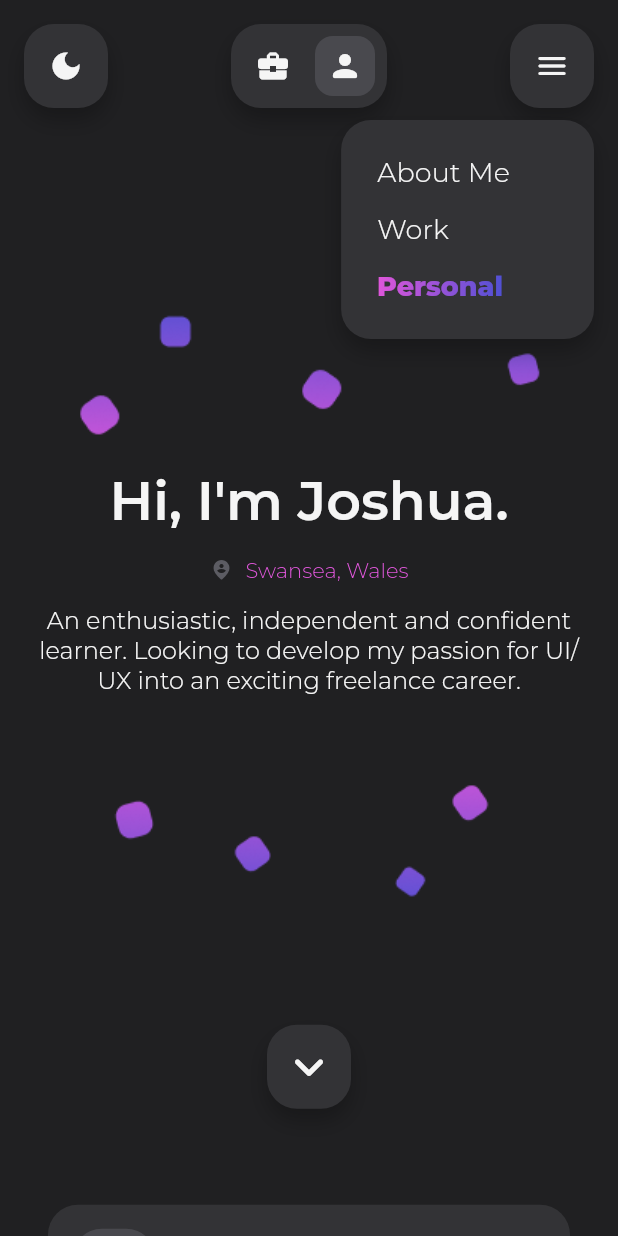
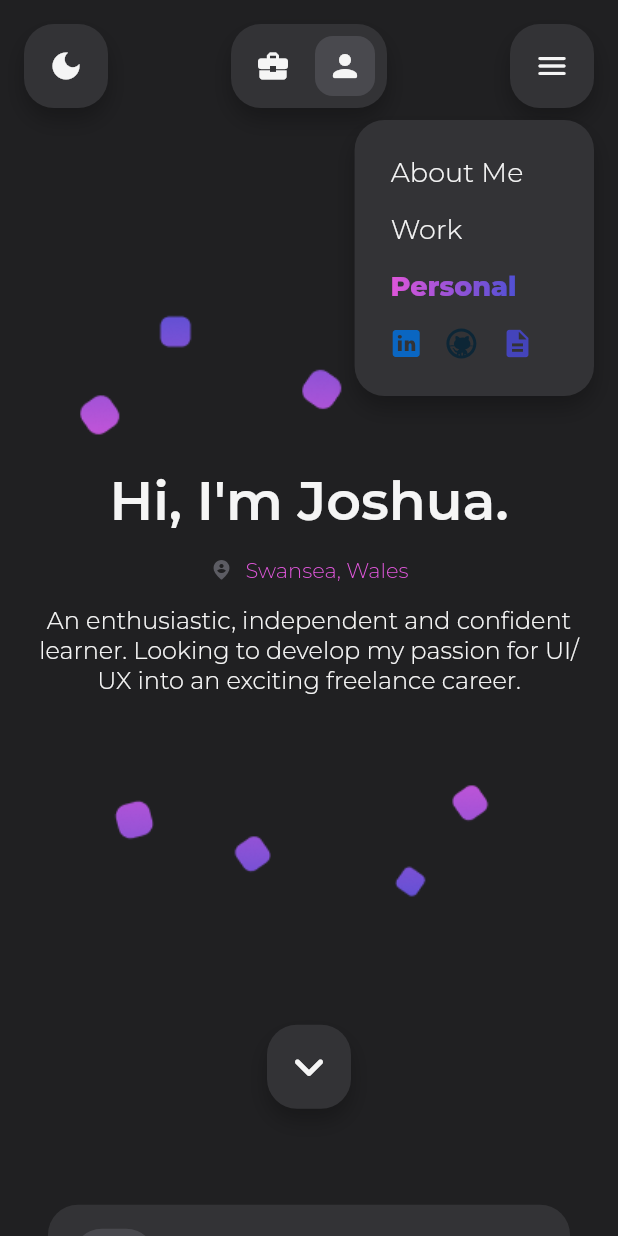
Before and after one commit to joshtowell/flutter-portfolio, a Flutter app: the screen it shows after launch, after a tap on the "light mode" icon, after a tap on the "person" icon, after a tap on the "menu" icon, on a phone screen of 412 x 824 dp. Run offline on Flutter 3.47's test engine with Material 2 defaults, Android fonts, the phone set to English and light mode, and no system bars; our stand-ins replace flutter_svg, google_fonts.

Commit message:
Added social icons and CV download icon to menu

```diff
--- a/lib/constants.dart
+++ b/lib/constants.dart
@@ -8,6 +8,9 @@ const Color blackColour = Color(0xFF000000);
 
 const Color purpleHighlightColour = Color(0xFF4444BB);
 const Color pinkHighlightColour = Color(0xFFDF56DA);
+
+const Color linkedInColour = Color(0xFF0A66C2);
+const Color githubColour = Color(0xFF0D2636);
 
 const LinearGradient purpleHighlightGradient = LinearGradient(colors: [pinkHighlightColour, Color(0xFF5050D4),],);
 const LinearGradient greyHighlightGradient = LinearGradient(colors: [backgroundColour0Light, backgroundColour0Dark,],);
--- a/lib/views/landing_page.dart
+++ b/lib/views/landing_page.dart
@@ -4,6 +4,7 @@ import 'package:flutter/material.dart';
 import 'package:flutter_portfolio/components/change_theme_widget.dart';
 import 'package:flutter_portfolio/constants.dart';
 import 'package:flutter_portfolio/controllers/responsive.dart';
+import 'package:flutter_svg/flutter_svg.dart';
 import 'package:provider/provider.dart';
 
 import '../components/education_card.dart';
@@ -208,6 +209,70 @@ class _LandingPageState extends State<LandingPage> {
     );
   }
 
+  Widget menu() {
+    return ElevatingButton(
+      padding: const EdgeInsets.fromLTRB(defaultPadding, defaultPadding, defaultPadding * 2, defaultPadding,),
+      child: Column(
+        crossAxisAlignment: CrossAxisAlignment.start,
+        children: [
+          highlightingButton(
+            text: "About Me",
+            highlightGradient: purpleHighlightGradient,
+            isSelected: false,    // TODO: Create 'About Me' page and controller
+            tapAction: () => null,
+          ),
+          highlightingButton(
+            text: "Work",
+            highlightGradient: purpleHighlightGradient,
+            isSelected: workPersonalController[0],
+            tapAction: () => setState(() {
+              workPersonalController[0] = true;
+              workPersonalController[1] = false;
+            }),
+          ),
+          highlightingButton(
+            text: "Personal",
+            highlightGradient: purpleHighlightGradient,
+            isSelected: workPersonalController[1],
+            tapAction: () => setState(() {
+              workPersonalController[0] = false;
+              workPersonalController[1] = true;
+            }),
+          ),
+          Row(
+            mainAxisSize: MainAxisSize.min,
+            children: [
+              GestureDetector(
+                child: Container(
+                  padding: EdgeInsets.all(defaultPadding * 0.4,),
+                  color: Colors.transparent,
+                  child: SvgPicture.asset("assets/svgs/linkedin_icon.svg", color: linkedInColour, colorBlendMode: BlendMode.srcIn, width: 24.0, height: 24.0,),
+                ),
+                // onTap: tapAction,    // TODO: Add OpenURL plugin for opening external webpages
+              ),
+              GestureDetector(
+                child: Container(
+                  padding: EdgeInsets.all(defaultPadding * 0.4,),
+                  color: Colors.transparent,
+                  child: SvgPicture.asset("assets/svgs/github1_icon.svg", color: githubColour, colorBlendMode: BlendMode.srcIn, width: 24.0, height: 24.0,),
+                ),
+                // onTap: tapAction,    // TODO: Add OpenURL plugin for opening external webpages
+              ),
+              GestureDetector(
+                child: Container(
+                  padding: EdgeInsets.all(defaultPadding * 0.5,),
+                  color: Colors.transparent,
+                  child: Icon(Icons.description, color: purpleHighlightColour, size: 22.0,),
+                ),
+                // onTap: tapAction,    // TODO: Add OpenURL plugin for opening external webpages
+              ),
+            ],
+          ),
+        ],
+      ),
+    );
+  }
+
   Widget navbar() {
     return Padding(
       padding: const EdgeInsets.symmetric(vertical: defaultPadding, horizontal: defaultPadding,),
@@ -248,38 +313,7 @@ class _LandingPageState extends State<LandingPage> {
             ? Column(
               children: [
                 SizedBox(height: defaultPadding * 0.5,),
-                ElevatingButton(
-                  padding: const EdgeInsets.fromLTRB(defaultPadding, defaultPadding, defaultPadding * 3, defaultPadding,),
-                  child: Column(
-                    crossAxisAlignment: CrossAxisAlignment.start,
-                    children: [
-                      highlightingButton(
-                        text: "About Me",
-                        highlightGradient: purpleHighlightGradient,
-                        isSelected: false,    // TODO: Create 'About Me' page and controller
-                        tapAction: () => null,
-                      ),
-                      highlightingButton(
-                        text: "Work",
-                        highlightGradient: purpleHighlightGradient,
-                        isSelected: workPersonalController[0],
-                        tapAction: () => setState(() {
-                          workPersonalController[0] = true;
-                          workPersonalController[1] = false;
-                        }),
-                      ),
-                      highlightingButton(
-                        text: "Personal",
-                        highlightGradient: purpleHighlightGradient,
-                        isSelected: workPersonalController[1],
-                        tapAction: () => setState(() {
-                          workPersonalController[0] = false;
-                          workPersonalController[1] = true;
-                        }),
-                      ),
-                    ],
-                  ),
-                ),
+                menu(),
               ],
             )
             : Container(),
--- a/pubspec.yaml
+++ b/pubspec.yaml
@@ -80,6 +80,9 @@ flutter:
     - assets/images/coffee_app_mocks_cropped.png
     - assets/svgs/personal_art.svg
     - assets/svgs/work_art.svg
+    - assets/svgs/linkedin_icon.svg
+    - assets/svgs/github1_icon.svg
+    - assets/svgs/youtube_icon.svg
 
   # An image asset can refer to one or more resolution-specific "variants", see
   # https://flutter.dev/assets-and-images/#resolution-aware.
```
